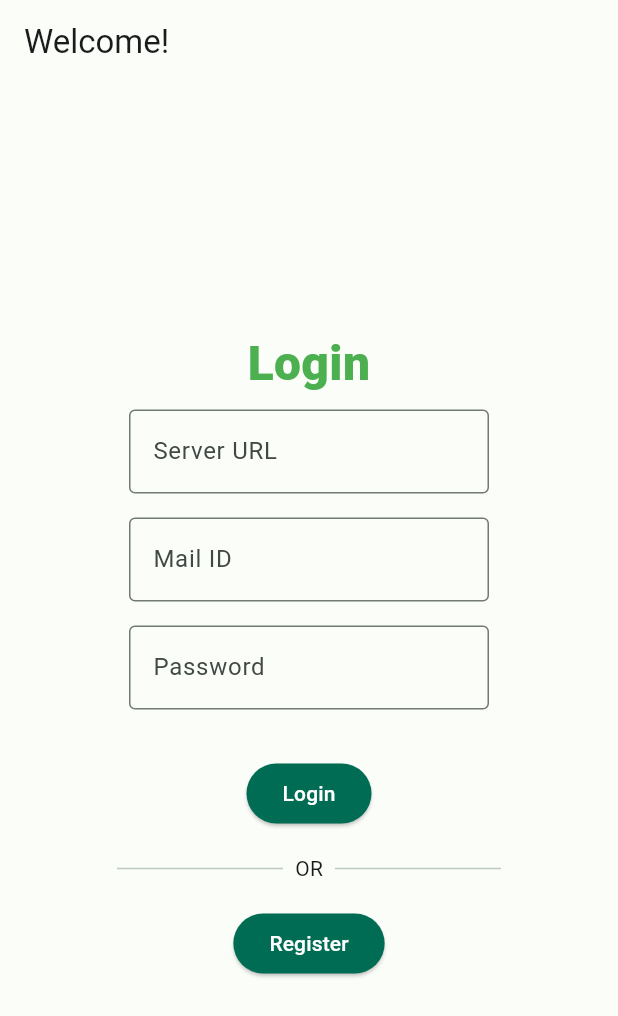
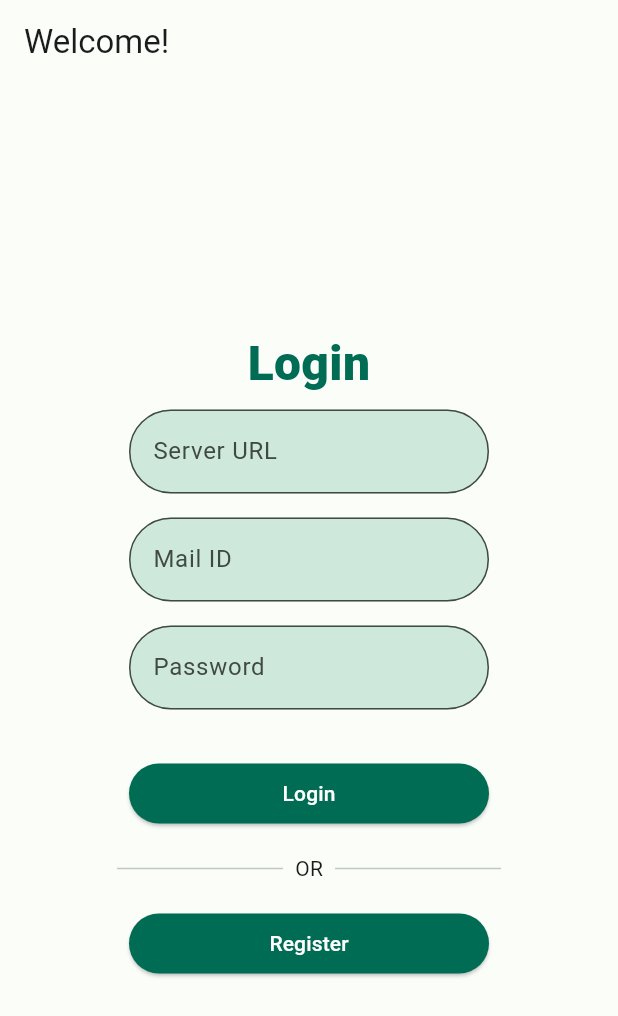
Before and after one commit to JustINCodingUK/C-Hat-Client, a Flutter app: the screen it shows after launch, on a phone screen of 412 x 824 dp. Shown: the top 1016 px of the screen. Run offline on Flutter 3.47's test engine with Material 2 defaults, Android fonts, the phone set to English and light mode, and no system bars; our stand-ins replace floor, flutter_bloc, shared_preferences, sqflite, universal_io; missing offline and left inert: analyzer, build, fluent_ui, source_gen; accounts and stored records are empty; generated files the repository leaves out were written again.

Commit message:
Update platform_ui lib along with minor UI tweaks

```diff
--- a/lib/ui/shared/heading_text.dart
+++ b/lib/ui/shared/heading_text.dart
@@ -11,9 +11,9 @@ class HeadingText extends StatelessWidget {
     return Text(
       text,
       textAlign: TextAlign.center,
-      style: const TextStyle(
+      style: TextStyle(
         fontWeight: FontWeight.w900,
-        color: Colors.green,
+        color: Theme.of(context).colorScheme.primary,
         fontSize: 32
       )
     );
--- a/platform_ui/lib/src/button.dart
+++ b/platform_ui/lib/src/button.dart
@@ -8,8 +8,9 @@ class PlatformButton extends PlatformWidget {
 
   final void Function()? onPressed;
   final material.Widget child;
+  final double minimumWidth;
 
-  const PlatformButton(super.platform, {material.Key? key, required this.child, required this.onPressed}) : super(key: key);
+  const PlatformButton(super.platform, {material.Key? key, required this.child, required this.onPressed, required this.minimumWidth}) : super(key: key);
 
   @override
   material.Widget build(material.BuildContext context) {
@@ -17,7 +18,10 @@ class PlatformButton extends PlatformWidget {
       case Platform.android:
       case Platform.linux:
       case Platform.web:
-        return material.TextButton(onPressed: onPressed, child: child);
+        return material.TextButton(
+          onPressed: onPressed,
+          child: child,
+        );
 
       case Platform.windows:
         return fluent.TextButton(onPressed: onPressed, child: child);
@@ -33,7 +37,7 @@ class PlatformFilledButton extends PlatformButton {
 
   final material.OutlinedBorder? shape;
 
-  const PlatformFilledButton(super.platform, {material.Key? key, required super.child, required super.onPressed, this.shape}) : super(key: key);
+  const PlatformFilledButton(super.platform, {material.Key? key, required super.minimumWidth, required super.child, required super.onPressed, this.shape}) : super(key: key);
 
   @override
   material.Widget build(material.BuildContext context) {
@@ -45,6 +49,7 @@ class PlatformFilledButton extends PlatformButton {
           style: material.ElevatedButton.styleFrom(
             backgroundColor: material.Theme.of(context).colorScheme.primary,
             foregroundColor: material.Theme.of(context).colorScheme.onPrimary,
+            minimumSize: material.Size(minimumWidth, 40)
           ),
           onPressed: onPressed,
           child: child
--- a/platform_ui/lib/src/scaffold.dart
+++ b/platform_ui/lib/src/scaffold.dart
@@ -6,11 +6,13 @@ import 'platform_widget.dart';
 class PlatformScaffold extends PlatformWidget {
 
   final material.Widget body;
-  final material.AppBar appBar;
-  final cupertino.CupertinoNavigationBar cupertinoBar;
-  final material.FloatingActionButton? actionButton;
+  final material.AppBar? appBar;
+  final cupertino.CupertinoNavigationBar? cupertinoBar;
+  final material.Widget? actionButton;
+  final material.Widget? bottomNavigationBar;
+  final material.FloatingActionButtonLocation? fabLocation;
 
-  const PlatformScaffold(super.platform, {material.Key? key, this.actionButton, required this.appBar, required this.cupertinoBar, required this.body}) : super(key: key);
+  const PlatformScaffold(super.platform, {material.Key? key, this.actionButton, this.appBar, this.cupertinoBar, required this.body, this.bottomNavigationBar = null, this.fabLocation = null}) : super(key: key);
 
   @override
   material.Widget build(material.BuildContext context) {
@@ -24,6 +26,8 @@ class PlatformScaffold extends PlatformWidget {
           appBar: appBar,
           body: body,
           floatingActionButton: actionButton,
+          bottomNavigationBar: bottomNavigationBar,
+          floatingActionButtonLocation: fabLocation,
         );
 
       case Platform.ios:
--- a/platform_ui/lib/src/text_field.dart
+++ b/platform_ui/lib/src/text_field.dart
@@ -1,6 +1,7 @@
 import 'package:flutter/material.dart' as material;
 import 'package:flutter/cupertino.dart' as cupertino;
 import 'package:fluent_ui/fluent_ui.dart' as fluent;
+import 'package:flutter/widgets.dart';
 import 'platform_widget.dart';
 import 'platform.dart';
 
@@ -10,6 +11,7 @@ class PlatformTextField extends PlatformWidget {
   final material.TextEditingController controller;
   final bool isPassword;
   final void Function(String)? onChanged;
+  final String? errorText;
 
   const PlatformTextField(super.platform,
       {required this.hint,
@@ -17,7 +19,8 @@ class PlatformTextField extends PlatformWidget {
       required this.controller,
       material.Key? key,
       this.isPassword = false,
-      this.onChanged})
+      this.onChanged,
+      this.errorText = null})
       : super(key: key);
 
   @override
@@ -31,10 +34,17 @@ class PlatformTextField extends PlatformWidget {
           child: material.TextField(
             controller: controller,
             decoration: material.InputDecoration(
-                border: const material.OutlineInputBorder(),
-                label: material.Text(hint)),
+              filled: true,
+              fillColor: material.Theme.of(context).colorScheme.secondaryContainer,
+              errorText: errorText,
+              border: material.OutlineInputBorder(
+                borderRadius: BorderRadius.all(Radius.circular(32))
+              ),
+
+              label: material.Text(hint)),
             obscureText: isPassword,
             onChanged: onChanged,
+
           ),
         );
 
```
